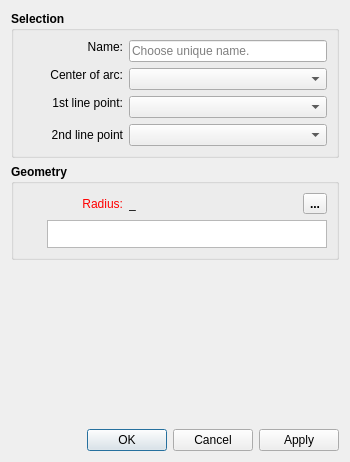
The window that src/libs/vtools/dialogs/tools/dialogpointofcontact.ui (FashionFreedom/Seamly2D) describes before a commit, drawn with Qt 5.
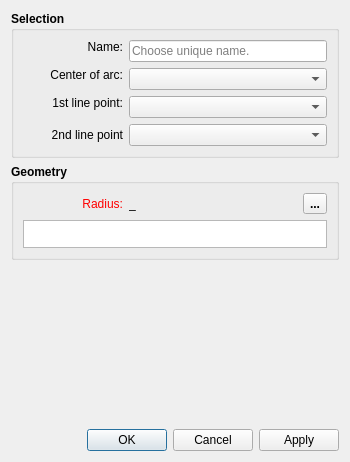
The same window after the commit. Icons and pictures are not drawn. Custom widgets are drawn as their Qt base class.

The edit to the form file:
```diff
--- a/src/libs/vtools/dialogs/tools/dialogpointofcontact.ui
+++ b/src/libs/vtools/dialogs/tools/dialogpointofcontact.ui
@@ -44,15 +44,7 @@
      <property name="title">
       <string>Selection</string>
      </property>
-     <layout class="QVBoxLayout" name="verticalLayout">
-      <item>
        <layout class="QFormLayout" name="formLayout">
-        <property name="fieldGrowthPolicy">
-         <enum>QFormLayout::ExpandingFieldsGrow</enum>
-        </property>
-        <property name="labelAlignment">
-         <set>Qt::AlignRight|Qt::AlignTrailing|Qt::AlignVCenter</set>
-        </property>
         <item row="0" column="0">
          <widget class="QLabel" name="labelEditNamePoint">
           <property name="sizePolicy">
@@ -284,8 +276,6 @@
          </widget>
         </item>
        </layout>
-      </item>
-     </layout>
     </widget>
    </item>
    <item>
@@ -305,7 +295,7 @@
      <property name="title">
       <string>Geometry</string>
      </property>
-     <layout class="QVBoxLayout" name="verticalLayout_2">
+     <layout class="QVBoxLayout" name="verticalLayout">
       <item>
        <layout class="QHBoxLayout" name="horizontalLayout_2">
         <item alignment="Qt::AlignLeft">
@@ -437,44 +427,7 @@
        </layout>
       </item>
       <item>
-       <layout class="QHBoxLayout" name="horizontalLayout_formula">
-        <item>
-         <widget class="QPushButton" name="pushButtonGrowLength">
-          <property name="maximumSize">
-           <size>
-            <width>18</width>
-            <height>18</height>
-           </size>
-          </property>
-          <property name="sizeIncrement">
-           <size>
-            <width>0</width>
-            <height>0</height>
-           </size>
-          </property>
-          <property name="toolTip">
-           <string>&lt;html&gt;&lt;head/&gt;&lt;body&gt;&lt;p&gt;Show full calculation in message box&lt;/p&gt;&lt;/body&gt;&lt;/html&gt;</string>
-          </property>
-          <property name="text">
-           <string notr="true"/>
-          </property>
-          <property name="icon">
-           <iconset theme="go-down">
-            <normaloff>.</normaloff>.</iconset>
-          </property>
-          <property name="iconSize">
-           <size>
-            <width>16</width>
-            <height>16</height>
-           </size>
-          </property>
-          <property name="flat">
-           <bool>true</bool>
-          </property>
-         </widget>
-        </item>
-        <item>
-         <widget class="QPlainTextEdit" name="plainTextEditFormula">
+       <widget class="ExpandingTextEdit" name="plainTextEditFormula">
           <property name="sizePolicy">
            <sizepolicy hsizetype="Expanding" vsizetype="Preferred">
             <horstretch>0</horstretch>
@@ -496,8 +449,6 @@
          </widget>
         </item>
        </layout>
-      </item>
-     </layout>
     </widget>
    </item>
    <item>
@@ -525,6 +476,13 @@
    </item>
   </layout>
  </widget>
+ <customwidgets>
+  <customwidget>
+   <class>ExpandingTextEdit</class>
+   <extends>QPlainTextEdit</extends>
+   <header>expandingtextedit.h</header>
+  </customwidget>
+ </customwidgets>
  <tabstops>
   <tabstop>plainTextEditFormula</tabstop>
   <tabstop>lineEditNamePoint</tabstop>
```
Left out of the diff: 10 changed lines with no effect on the pictures. Lines whose indentation alone changed are shown as unchanged.
